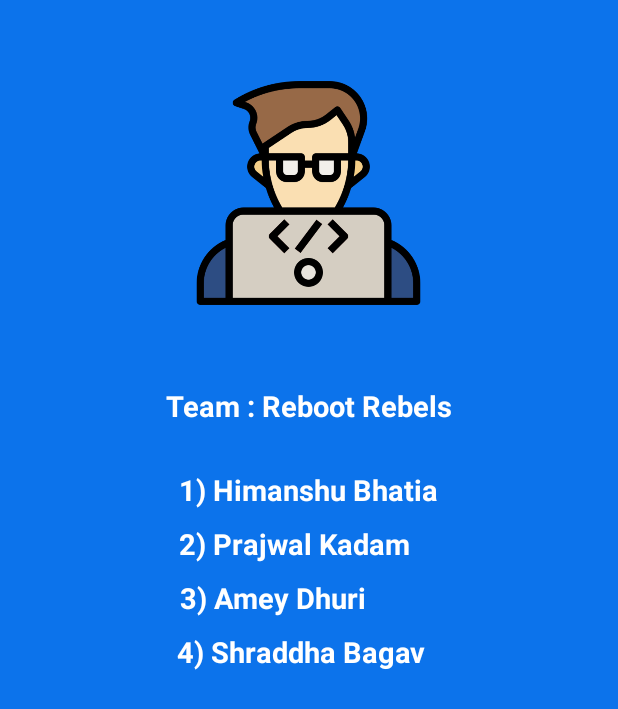
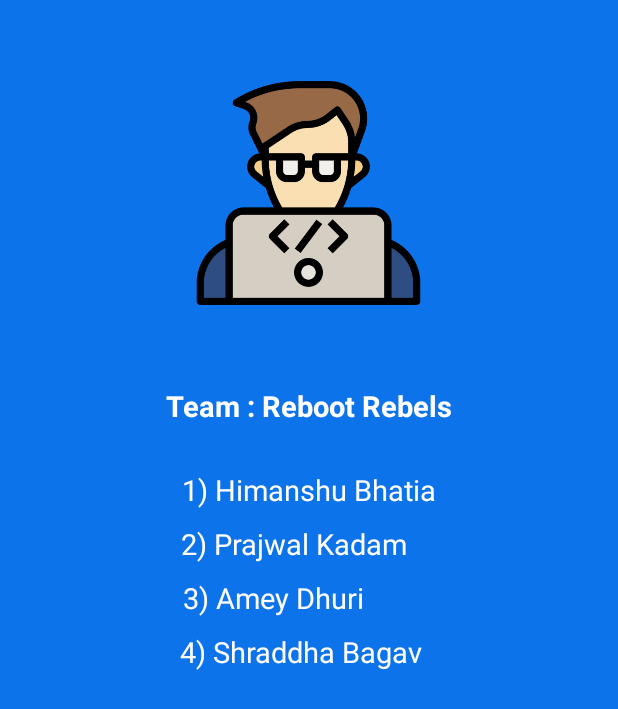
Before and after one commit to SayuriYuto/IOTSMARTSTAND, an Android app: the About screen opened directly, with no data from a screen before it, on a phone screen of 412 x 824 dp. Shown: the top 709 px of the screen. Run offline under Robolectric (Android 15) with nearby library versions, the phone set to English and light mode, and no system bars.

Commit message:
App done all current features work

```diff
--- a/app/src/main/res/layout/about_us.xml
+++ b/app/src/main/res/layout/about_us.xml
@@ -35,7 +35,7 @@
         android:layout_height="wrap_content"
         android:text="1) Himanshu Bhatia"
         android:layout_marginTop="30dp"
-        android:textStyle="bold"
+        android:textStyle="normal"
         android:textColor="@color/white"
         android:textSize="19dp"
         tools:layout_editor_absoluteX="177dp"
@@ -51,7 +51,7 @@
         android:text="2) Prajwal Kadam    "
         android:textColor="@color/white"
         android:textSize="19dp"
-        android:textStyle="bold"
+        android:textStyle="normal"
         tools:layout_editor_absoluteX="177dp"
         tools:layout_editor_absoluteY="348dp" />
     <TextView
@@ -64,7 +64,7 @@
         android:text="3) Amey Dhuri          "
         android:textColor="@color/white"
         android:textSize="19dp"
-        android:textStyle="bold"
+        android:textStyle="normal"
         tools:layout_editor_absoluteX="177dp"
         tools:layout_editor_absoluteY="348dp" />
     <TextView
@@ -77,7 +77,7 @@
         android:text="4) Shraddha Bagav  "
         android:textColor="@color/white"
         android:textSize="19dp"
-        android:textStyle="bold"
+        android:textStyle="normal"
         tools:layout_editor_absoluteX="177dp"
         tools:layout_editor_absoluteY="348dp" />
 </RelativeLayout>
```
